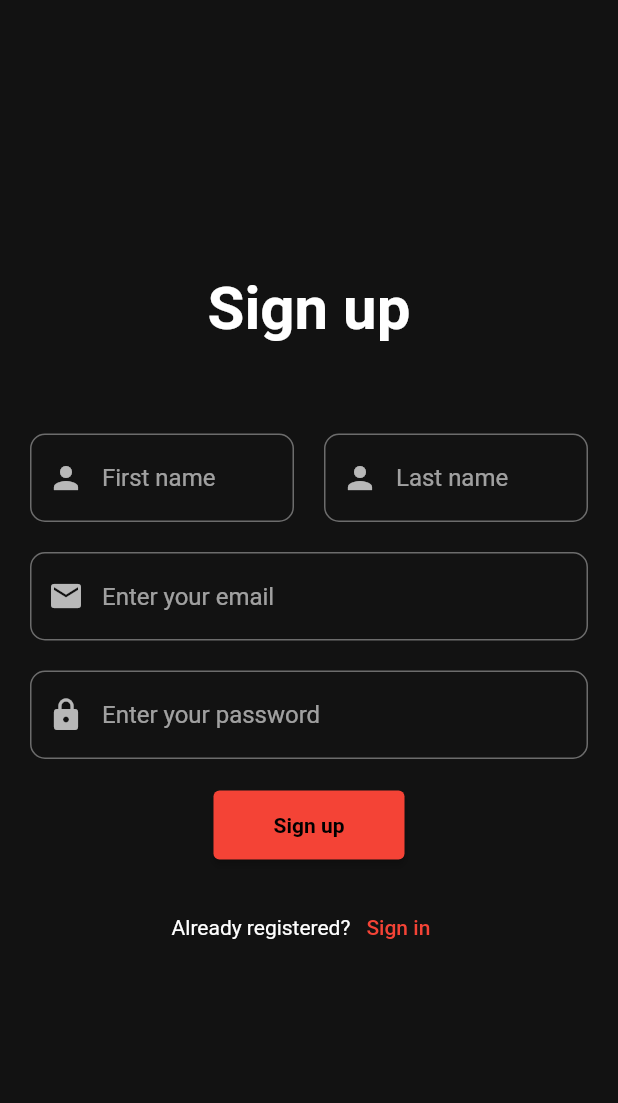
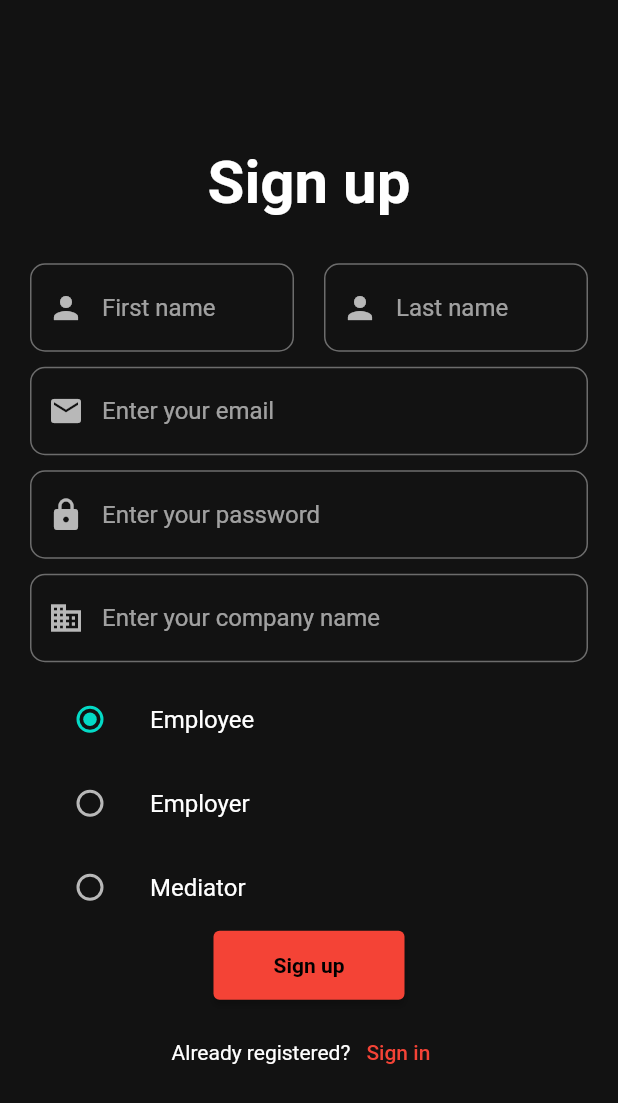
Before and after one commit to Vastamaki88/UI-final-project, a Flutter app: the RegisterView screen opened directly, on a phone screen of 412 x 824 dp. Shown: the top 1103 px of the screen. Run offline on Flutter 3.47's test engine with Material 2 defaults, Android fonts, the phone set to English and light mode, and no system bars; our stand-ins replace email_validator.

Commit message:
Role opinion added to Sign up -view

```diff
--- a/final_project/lib/RegisterView.dart
+++ b/final_project/lib/RegisterView.dart
@@ -18,6 +18,7 @@ class _RegisterPageState extends State<RegisterView> {
 
   @override
   Widget build(BuildContext context) {
+    Character? _character = Character.Employee;
     return Scaffold(
       backgroundColor: Theme.of(context).colorScheme.background,
       body: Container(
@@ -34,7 +35,7 @@ class _RegisterPageState extends State<RegisterView> {
               ),
             ),
             const SizedBox(
-              height: 60,
+              height: 30,
             ),
             Form(
               key: _formKey,
@@ -44,9 +45,7 @@ class _RegisterPageState extends State<RegisterView> {
                     children: [
                       Expanded(
                         child: TextFormField(
-                          validator: (value) => EmailValidator.validate(value!)
-                              ? null
-                              : "Please enter a valid email",
+
                           maxLines: 1,
                           decoration: InputDecoration(
                             hintText: 'First name',
@@ -62,9 +61,7 @@ class _RegisterPageState extends State<RegisterView> {
                       ),
                       Expanded(
                         child: TextFormField(
-                          validator: (value) => EmailValidator.validate(value!)
-                              ? null
-                              : "Please enter a valid email",
+
                           maxLines: 1,
                           decoration: InputDecoration(
                             hintText: 'Last name',
@@ -78,12 +75,10 @@ class _RegisterPageState extends State<RegisterView> {
                     ],
                   ),
                   const SizedBox(
-                    height: 20,
+                    height: 10,
                   ),
                   TextFormField(
-                    validator: (value) => EmailValidator.validate(value!)
-                        ? null
-                        : "Please enter a valid email",
+
                     maxLines: 1,
                     decoration: InputDecoration(
                       hintText: 'Enter your email',
@@ -94,15 +89,9 @@ class _RegisterPageState extends State<RegisterView> {
                     ),
                   ),
                   const SizedBox(
-                    height: 20,
+                    height: 10,
                   ),
                   TextFormField(
-                    validator: (value) {
-                      if (value == null || value.isEmpty) {
-                        return 'Please enter your password';
-                      }
-                      return null;
-                    },
                     maxLines: 1,
                     obscureText: true,
                     decoration: InputDecoration(
@@ -114,12 +103,70 @@ class _RegisterPageState extends State<RegisterView> {
                     ),
                   ),
                   const SizedBox(
-                    height: 20,
+                    height: 10,
                   ),
+                  TextFormField(
+                    maxLines: 1,
+                    obscureText: true,
+                    decoration: InputDecoration(
+                      prefixIcon: const Icon(Icons.business),
+                      hintText: 'Enter your company name',
+                      border: OutlineInputBorder(
+                        borderRadius: BorderRadius.circular(10),
+                      ),
+                    ),
+                  ),
+                  const SizedBox(
+                    height: 10,
+                  ),
+
+        ListTile(
+          title: const Text('Employee'),
+          leading: Radio<Character>(
+            value: Character.Employee,
+            groupValue: _character,
+            onChanged: (Character? value) {
+              setState(() {
+                _character = value;
+              });
+            },
+          ),
+        ),
+        ListTile(
+          title: const Text('Employer'),
+          leading: Radio<Character>(
+            value: Character.Employer,
+            groupValue: _character,
+            onChanged: (Character? value) {
+              setState(() {
+                _character = value;
+              });
+            },
+          ),
+        ),
+        ListTile(
+          title: const Text('Mediator'),
+          leading: Radio<Character>(
+            value: Character.Mediator,
+            groupValue: _character,
+            onChanged: (Character? value) {
+              setState(() {
+                _character = value;
+              });
+            },
+          ),
+        ),
+
                   ElevatedButton(
-                    onPressed: () {
-                      if (_formKey.currentState!.validate()) {}
-                    },
+                      onPressed: () {
+                          Navigator.pushReplacement(
+                            context,
+                            MaterialPageRoute(
+                              builder: (context) =>
+                                  const LoginView(title: 'Login UI'),
+                            ),
+                          );
+                        },
                     style: ElevatedButton.styleFrom(
                       padding: const EdgeInsets.fromLTRB(40, 15, 40, 15),
                     ),
@@ -131,7 +178,7 @@ class _RegisterPageState extends State<RegisterView> {
                     ),
                   ),
                   const SizedBox(
-                    height: 20,
+                    height: 10,
                   ),
                   Row(
                     mainAxisAlignment: MainAxisAlignment.center,
@@ -160,3 +207,4 @@ class _RegisterPageState extends State<RegisterView> {
     );
   }
 }
+enum Character { Employee, Employer, Mediator }
```
